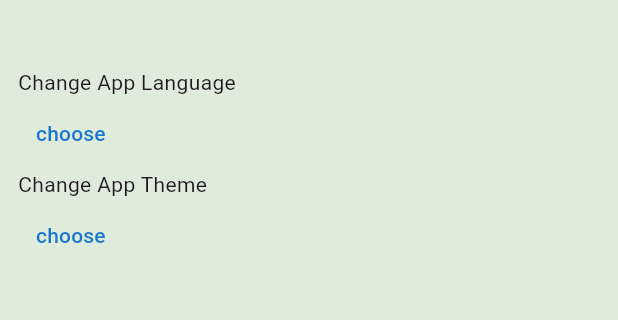
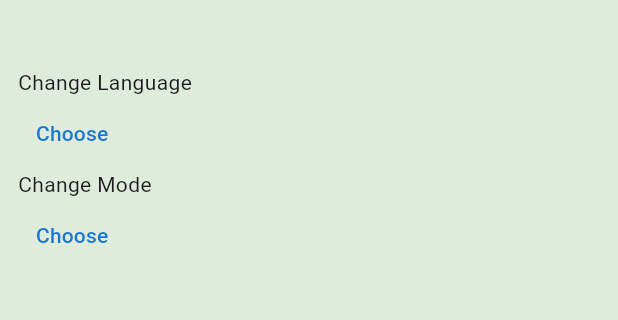
Before and after one commit to pgd8/todo_app, a Flutter app: the screen it shows after launch, item 2 of the bottom bar chosen, on a phone screen of 412 x 824 dp, the part 84-404 px from its top. Run offline on Flutter 3.47's test engine with Material 3 defaults, Android fonts, the phone set to English and light mode, and no system bars; our stand-ins replace date_picker_timeline, firebase_core, flutter_screenutil, flutter_slidable; accounts and stored records are empty; generated files the repository leaves out were written again.

Commit message:
finishing localization

```diff
--- a/lib/Tabs/Settings_Tab_Components/language_sheet.dart
+++ b/lib/Tabs/Settings_Tab_Components/language_sheet.dart
@@ -2,7 +2,7 @@
 import 'package:flutter/material.dart';
 import 'package:flutter_screenutil/flutter_screenutil.dart';
 import 'package:provider/provider.dart';
-import 'package:todo/My_App/my_theme.dart';
+import 'package:flutter_gen/gen_l10n/app_localizations.dart';
 import 'package:todo/Providers/my_provider.dart';
 
 class LanguageSheet extends StatelessWidget {
@@ -14,7 +14,7 @@ class LanguageSheet extends StatelessWidget {
       child: Column(
         mainAxisSize: MainAxisSize.min,
         children: [
-          Text("Language"),
+          Text(AppLocalizations.of(context)!.language),
           Container(
             width: double.infinity,
             margin: EdgeInsets.symmetric(horizontal: 0.05.sw, vertical: 0.01.sh),
@@ -46,7 +46,7 @@ class LanguageSheet extends StatelessWidget {
                   provider.changeLanguage("ar");
                 },
                 child: Text(
-                  "Arabic",
+                  "عربي",
                   style: TextStyle(
                       color: provider.languageCode == "ar"
                           ? Colors.white
--- a/lib/Tabs/settings_tab.dart
+++ b/lib/Tabs/settings_tab.dart
@@ -4,6 +4,7 @@ import 'package:flutter/material.dart';
 import 'package:flutter_screenutil/flutter_screenutil.dart';
 import 'package:todo/Tabs/Settings_Tab_Components/language_sheet.dart';
 import 'package:todo/Tabs/Settings_Tab_Components/theme_mode_sheet.dart';
+import 'package:flutter_gen/gen_l10n/app_localizations.dart';
 
 class SettingsTab extends StatelessWidget {
   @override
@@ -17,7 +18,9 @@ class SettingsTab extends StatelessWidget {
           SizedBox(
             height: 0.04.sh,
           ),
-          Text("Change App Language"),
+          Text(
+            AppLocalizations.of(context)!.changeLanguage,
+          ),
           TextButton(
             onPressed: () {
               showModalBottomSheet(
@@ -28,13 +31,13 @@ class SettingsTab extends StatelessWidget {
               );
             },
             child: Text(
-              "choose",
+              AppLocalizations.of(context)!.choose,
               style: TextStyle(
                 color: Colors.blue.shade700,
               ),
             ),
           ),
-          Text("Change App Theme"),
+          Text(AppLocalizations.of(context)!.changeMode),
           TextButton(
             onPressed: () {
               showModalBottomSheet(
@@ -45,7 +48,7 @@ class SettingsTab extends StatelessWidget {
               );
             },
             child: Text(
-              "choose",
+              AppLocalizations.of(context)!.choose,
               style: TextStyle(
                 color: Colors.blue.shade700,
               ),
--- a/lib/l10N/app_en.arb
+++ b/lib/l10N/app_en.arb
@@ -10,6 +10,10 @@
   "title" : "Title",
   "description" : "Description",
   "selectDate": "Select Date",
-  "addTask" : "Add Task"
+  "addTask" : "Add Task",
+  "changeLanguage" : "Change Language",
+  "changeMode" : "Change Mode",
+  "choose" : "Choose",
+  "language" : "Language"
 
 }
```
Also changed, not shown: lib/l10N/app_ar.arb (+5 -2 lines).
